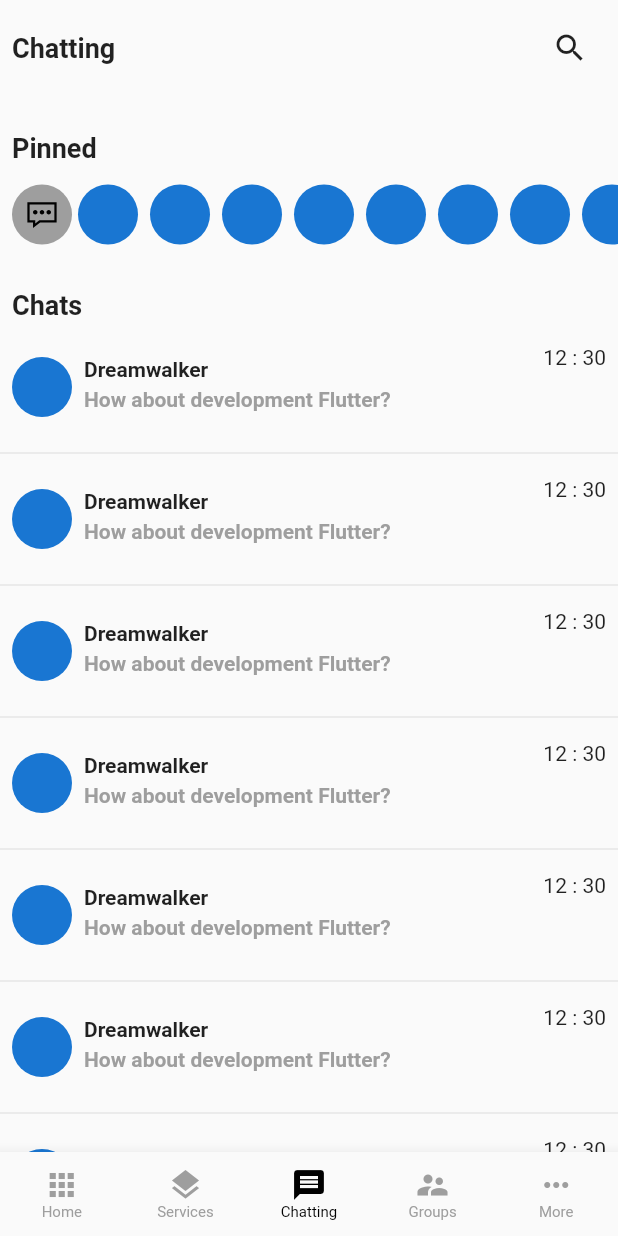
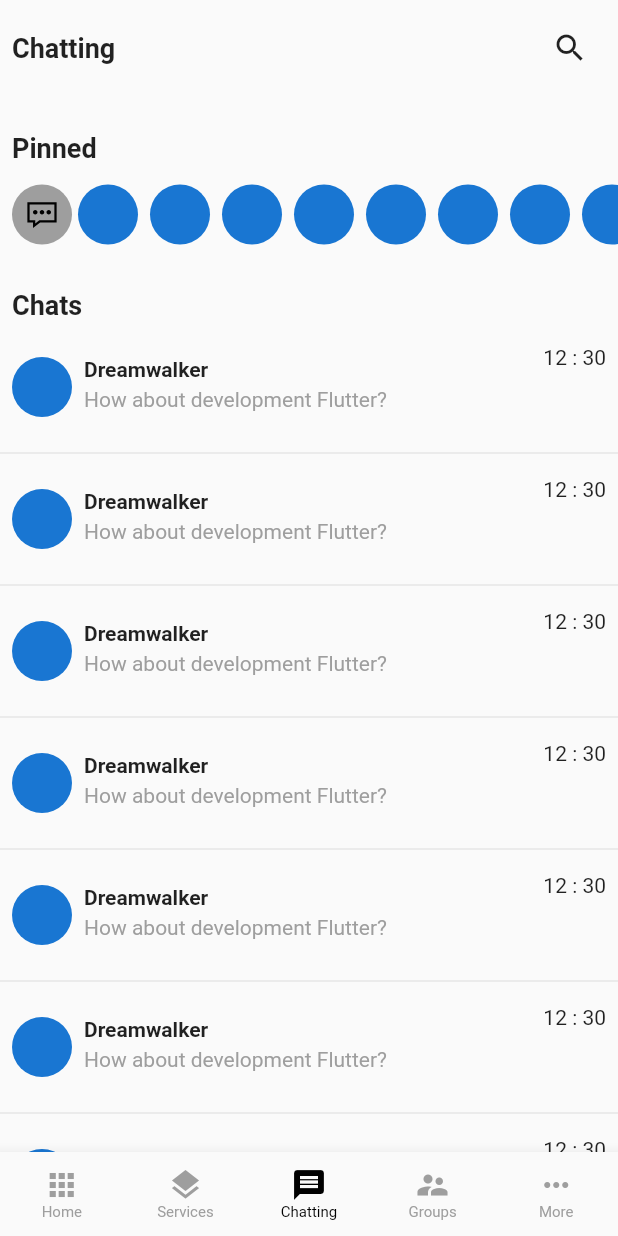
Before and after one commit to JAICHANGPARK/flutter_notebook_15th_story, a Flutter app: the screen it shows after launch, item 3 of the bottom bar chosen, on a phone screen of 412 x 824 dp. Run offline on Flutter 3.47's test engine with Material 2 defaults, Android fonts, the phone set to English and light mode, and no system bars; our stand-ins replace badges, fl_chart, freezed_annotation, line_icons, percent_indicator; generated files the repository leaves out were written again.

Commit message:
Update trapay_chatting_page.dart

```diff
--- a/lib/ep943_trapay_app/src/screen/trapay_chatting_page.dart
+++ b/lib/ep943_trapay_app/src/screen/trapay_chatting_page.dart
@@ -112,7 +112,7 @@ class _TrapayChattingPageState extends State<TrapayChattingPage> {
                             ),
                             SizedBox(height: 4,),
                             Text("How about development Flutter?",
-                              style: TextStyle(fontWeight: FontWeight.bold,
+                              style: TextStyle(fontWeight: FontWeight.normal,
                               color: Colors.grey),),
                           ],
                         ),
```
